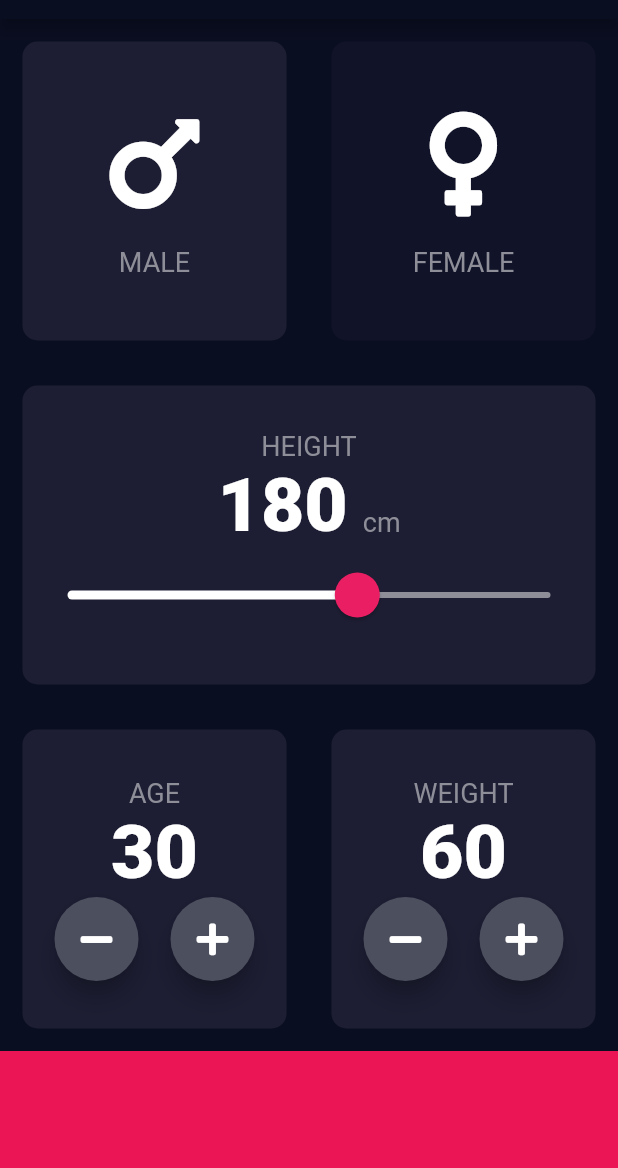
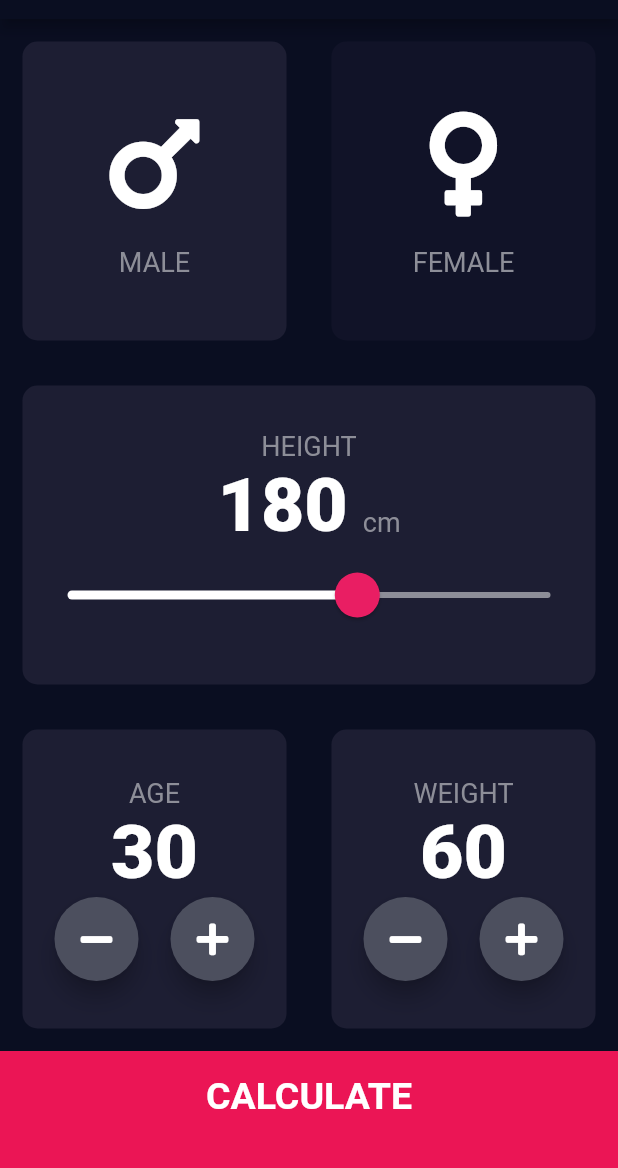
Before and after one commit to dmburyak/bmi_culculator, a Flutter app: the screen it shows after launch, on a phone screen of 412 x 824 dp, the part 65-1233 px from its top. Run offline on Flutter 3.47's test engine with Material 2 defaults, Android fonts, the phone set to English and light mode, and no system bars; our stand-ins replace font_awesome_flutter.

```diff
--- a/lib/constants.dart
+++ b/lib/constants.dart
@@ -15,3 +15,8 @@ const kNumberTextStyle = TextStyle(
   fontWeight: FontWeight.w900,
   color: Colors.white
 );
+
+const kLargeButtonTextStyle = TextStyle(
+  fontSize: 25.0,
+  fontWeight: FontWeight.bold,
+);
--- a/lib/input_page.dart
+++ b/lib/input_page.dart
@@ -1,3 +1,4 @@
+import 'package:bmi_culculator/results_page.dart';
 import 'package:flutter/material.dart';
 import 'package:font_awesome_flutter/font_awesome_flutter.dart';
 
@@ -174,10 +175,19 @@ class _InputPageState extends State<InputPage> {
                 ],
               ),
             ),
-            Container(
-              width: double.infinity,
-              height: kBottomContainerHeight,
-              color: kBottomContainerColor,
+            GestureDetector(
+              onTap: () {
+                Navigator.push(context,
+                    MaterialPageRoute(builder: (context) => ResultsPage()));
+              },
+              child: Container(
+                child: Center(
+                    child: Text('CALCULATE', style: kLargeButtonTextStyle)),
+                padding: EdgeInsets.only(bottom: 20.0),
+                width: double.infinity,
+                height: kBottomContainerHeight,
+                color: kBottomContainerColor,
+              ),
             )
           ],
         ));
```
Also changed, not shown: lib/results_page.dart (added, +15 -0 lines).
